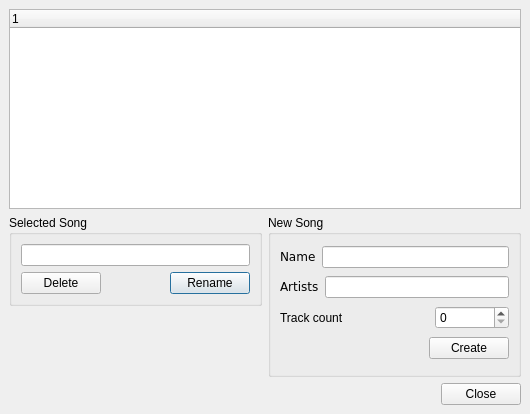
ErwanLegrand/Traverso-DAW, file src/traverso/ui/SongManagerDialog.ui: the form before one commit.
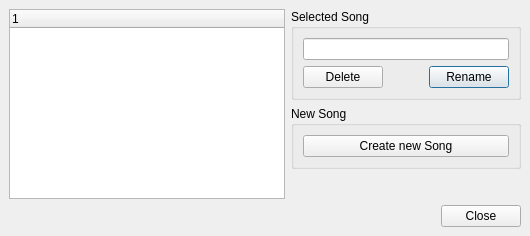
The form after the commit.

Commit message: Added 'NewSongDialog', reworked SongManager Dialog a bit to also make use of it.

```diff
--- a/src/traverso/ui/SongManagerDialog.ui
+++ b/src/traverso/ui/SongManagerDialog.ui
@@ -6,7 +6,7 @@
     <x>0</x>
     <y>0</y>
     <width>530</width>
-    <height>414</height>
+    <height>236</height>
    </rect>
   </property>
   <property name="maximumSize" >
@@ -26,31 +26,33 @@
     <number>6</number>
    </property>
    <item>
+    <layout class="QHBoxLayout" >
+     <property name="margin" >
+      <number>0</number>
+     </property>
+     <property name="spacing" >
+      <number>6</number>
+     </property>
+     <item>
     <widget class="QTreeWidget" name="treeSongWidget" >
      <property name="sizePolicy" >
       <sizepolicy>
        <hsizetype>7</hsizetype>
        <vsizetype>7</vsizetype>
-       <horstretch>0</horstretch>
+         <horstretch>2</horstretch>
        <verstretch>5</verstretch>
       </sizepolicy>
      </property>
      <property name="minimumSize" >
       <size>
-       <width>400</width>
+         <width>250</width>
        <height>120</height>
       </size>
      </property>
-     <property name="maximumSize" >
-      <size>
-       <width>530</width>
-       <height>200</height>
-      </size>
-     </property>
     </widget>
    </item>
    <item>
-    <layout class="QHBoxLayout" >
+      <layout class="QVBoxLayout" >
      <property name="margin" >
       <number>0</number>
      </property>
@@ -110,6 +112,9 @@
               <property name="orientation" >
                <enum>Qt::Horizontal</enum>
               </property>
+                <property name="sizeType" >
+                 <enum>QSizePolicy::Preferred</enum>
+                </property>
               <property name="sizeHint" >
                <size>
                 <width>40</width>
@@ -131,26 +136,11 @@
         </widget>
        </item>
        <item>
-        <spacer>
-         <property name="orientation" >
-          <enum>Qt::Vertical</enum>
-         </property>
-         <property name="sizeHint" >
-          <size>
-           <width>20</width>
-           <height>40</height>
-          </size>
-         </property>
-        </spacer>
-       </item>
-      </layout>
-     </item>
-     <item>
       <widget class="QGroupBox" name="groupBox_2" >
        <property name="title" >
         <string>New Song</string>
        </property>
-       <layout class="QVBoxLayout" >
+           <layout class="QHBoxLayout" >
         <property name="margin" >
          <number>9</number>
         </property>
@@ -165,107 +155,10 @@
           <property name="spacing" >
            <number>6</number>
           </property>
-          <item>
-           <widget class="QLabel" name="label_3_2_2_2_2_2" >
-            <property name="text" >
-             <string>&lt;html>&lt;head>&lt;meta name="qrichtext" content="1" />&lt;/head>&lt;body style=" white-space: pre-wrap; font-family:Bitstream Vera Sans; font-weight:400; font-style:normal; text-decoration:none;">&lt;p style=" margin-top:0px; margin-bottom:0px; margin-left:0px; margin-right:0px; -qt-block-indent:0; text-indent:0px;">Name&lt;/p>&lt;/body>&lt;/html></string>
-            </property>
-           </widget>
-          </item>
-          <item>
-           <widget class="QLineEdit" name="newSongNameLineEdit" />
-          </item>
-         </layout>
-        </item>
-        <item>
-         <layout class="QHBoxLayout" >
-          <property name="margin" >
-           <number>0</number>
-          </property>
-          <property name="spacing" >
-           <number>6</number>
-          </property>
-          <item>
-           <widget class="QLabel" name="label_2_2_2_2_2_2_2" >
-            <property name="text" >
-             <string>&lt;html>&lt;head>&lt;meta name="qrichtext" content="1" />&lt;/head>&lt;body style=" white-space: pre-wrap; font-family:Bitstream Vera Sans; font-weight:400; font-style:normal; text-decoration:none;">&lt;p style=" margin-top:0px; margin-bottom:0px; margin-left:0px; margin-right:0px; -qt-block-indent:0; text-indent:0px;">Artists&lt;/p>&lt;/body>&lt;/html></string>
-            </property>
-           </widget>
-          </item>
-          <item>
-           <widget class="QLineEdit" name="artistsLineEdit" >
-            <property name="minimumSize" >
-             <size>
-              <width>50</width>
-              <height>0</height>
-             </size>
-            </property>
-           </widget>
-          </item>
-         </layout>
-        </item>
-        <item>
-         <layout class="QHBoxLayout" >
-          <property name="margin" >
-           <number>0</number>
-          </property>
-          <property name="spacing" >
-           <number>6</number>
-          </property>
-          <item>
-           <widget class="QLabel" name="label" >
-            <property name="sizePolicy" >
-             <sizepolicy>
-              <hsizetype>5</hsizetype>
-              <vsizetype>5</vsizetype>
-              <horstretch>2</horstretch>
-              <verstretch>0</verstretch>
-             </sizepolicy>
-            </property>
-            <property name="text" >
-             <string>Track count</string>
-            </property>
-           </widget>
-          </item>
-          <item>
-           <widget class="QSpinBox" name="trackCountSpinBox" >
-            <property name="sizePolicy" >
-             <sizepolicy>
-              <hsizetype>1</hsizetype>
-              <vsizetype>0</vsizetype>
-              <horstretch>1</horstretch>
-              <verstretch>0</verstretch>
-             </sizepolicy>
-            </property>
-           </widget>
-          </item>
-         </layout>
-        </item>
-        <item>
-         <layout class="QHBoxLayout" >
-          <property name="margin" >
-           <number>0</number>
-          </property>
-          <property name="spacing" >
-           <number>6</number>
-          </property>
-          <item>
-           <spacer>
-            <property name="orientation" >
-             <enum>Qt::Horizontal</enum>
-            </property>
-            <property name="sizeHint" >
-             <size>
-              <width>40</width>
-              <height>20</height>
-             </size>
-            </property>
-           </spacer>
-          </item>
           <item>
            <widget class="QPushButton" name="createSongButton" >
             <property name="text" >
-             <string>Create</string>
+                 <string>Create new Song</string>
             </property>
            </widget>
           </item>
@@ -273,6 +166,23 @@
         </item>
        </layout>
       </widget>
+         </item>
+        </layout>
+       </item>
+       <item>
+        <spacer>
+         <property name="orientation" >
+          <enum>Qt::Vertical</enum>
+         </property>
+         <property name="sizeHint" >
+          <size>
+           <width>20</width>
+           <height>40</height>
+          </size>
+         </property>
+        </spacer>
+       </item>
+      </layout>
      </item>
     </layout>
    </item>
```
Left out of the diff: 32 changed lines with no effect on the pictures. Lines whose indentation alone changed are shown as unchanged. The commit also changes 8 other files.
